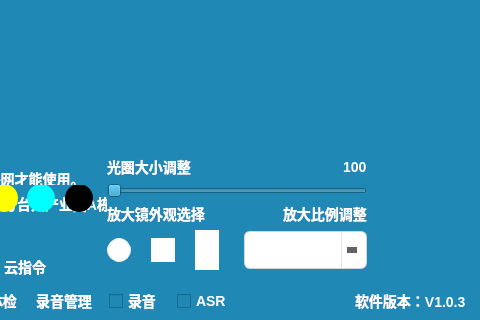
The window that EasyPointer/mainwindow.ui (wlffeng2008/EasyPointer) describes before a commit, drawn with Qt 5; both pictures show x 360 to 840 and y 200 to 520 of the 840 by 520 pixel window.
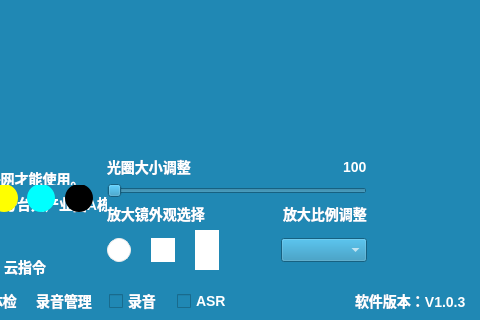
The same window after the commit. Icons and pictures are not drawn. Custom widgets are drawn as their Qt base class.

```diff
--- a/EasyPointer/mainwindow.ui
+++ b/EasyPointer/mainwindow.ui
@@ -2375,67 +2375,11 @@
                  <property name="minimumSize">
                   <size>
                    <width>0</width>
-                   <height>38</height>
+                   <height>0</height>
                   </size>
                  </property>
                  <property name="styleSheet">
                   <string notr="true">
-/* ── 1. 主体 ── */
-QComboBox {
-    background: #ffffff;
-    border: 1px solid #d0d7de;
-    border-radius: 6px;
-    padding: 4px 10px;
-    padding-right: 28px;          /* 关键：给箭头让位，否则文字压上去 */
-    min-height: 28px;
-    color: #1f2328;
-    font: 14px &quot;Microsoft YaHei&quot;;
-}
-QComboBox:hover     { border-color: #409eff; }
-QComboBox:focus     { border-color: #409eff; outline: none; }
-QComboBox:on        { border-color: #409eff; }   /* 列表展开时 */
-QComboBox:disabled  { background: #f5f5f5; color: #a8abb2; border-color: #e4e7ed; }
-
-/* ── 2. 箭头区域 ── */
-QComboBox::drop-down {
-    subcontrol-origin: padding;
-    subcontrol-position: top right;
-    width: 24px;
-    border-top-right-radius: 6px;
-    border-bottom-right-radius: 6px;
-    border-left: 1px solid #e4e7ed;   /* 竖分隔线，可去掉 */
-}
-
-/* ── 3. 箭头本体（纯 CSS 三角形，免图片） ── */
-QComboBox::down-arrow {
-    width: 0; height: 0;
-    border-left: 5px solid transparent;
-    border-right: 5px solid transparent;
-    border-top: 6px solid #606266;
-    margin-right: 4px;
-}
-QComboBox::down-arrow:hover     { border-top-color: #409eff; }
-QComboBox::down-arrow:on        { border-top-color: #409eff; }  /* 展开时变色 */
-QComboBox::down-arrow:disabled  { border-top-color: #c0c4cc; }
-
-/* ── 4. 下拉列表容器 ── */
-QComboBox QAbstractItemView {
-    background: #ffffff;
-    border: 1px solid #e4e7ed;
-    border-radius: 6px;
-    padding: 4px;
-    outline: 0px;                 /* 去掉选中虚线框 */
-}
-
-/* ── 5. 列表项 ── */
-QComboBox QAbstractItemView::item {
-    min-height: 30px;
-    padding: 0 10px;
-    color: #1f2328;
-    border-radius: 4px;
-}
-QComboBox QAbstractItemView::item:hover    { background: #f0f4ff; }
-QComboBox QAbstractItemView::item:selected { background: #409eff; color: #ffffff; }
 </string>
                  </property>
                  <property name="maxVisibleItems">
```
Left out of the diff: 6 changed lines with no effect on the pictures.
